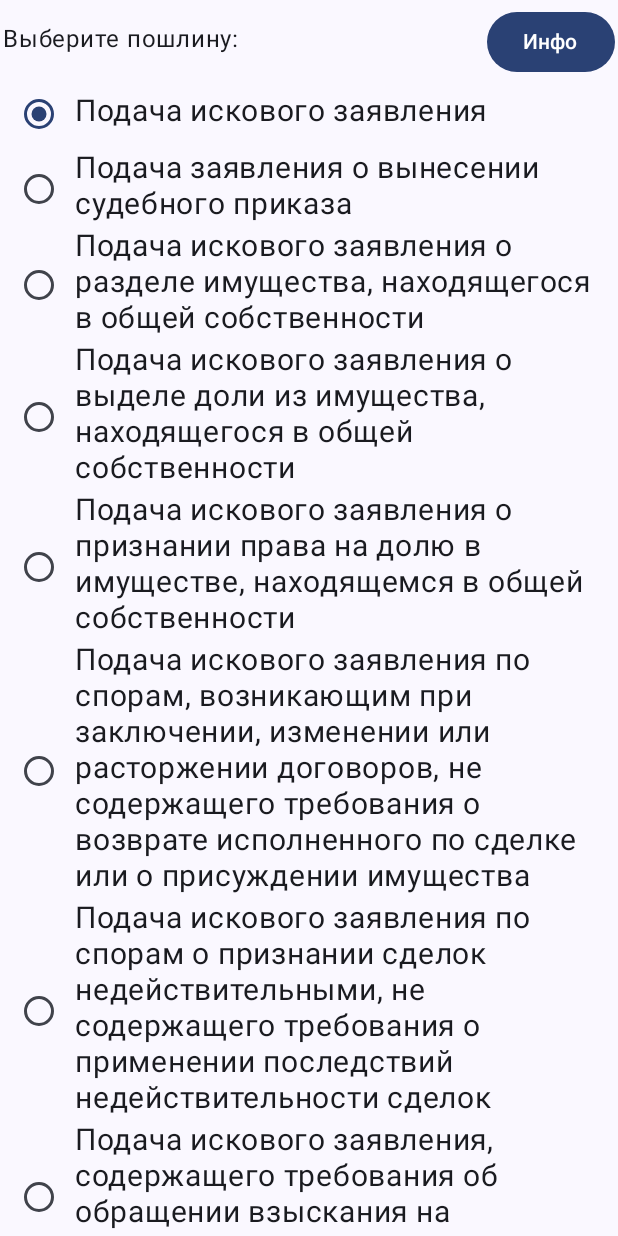
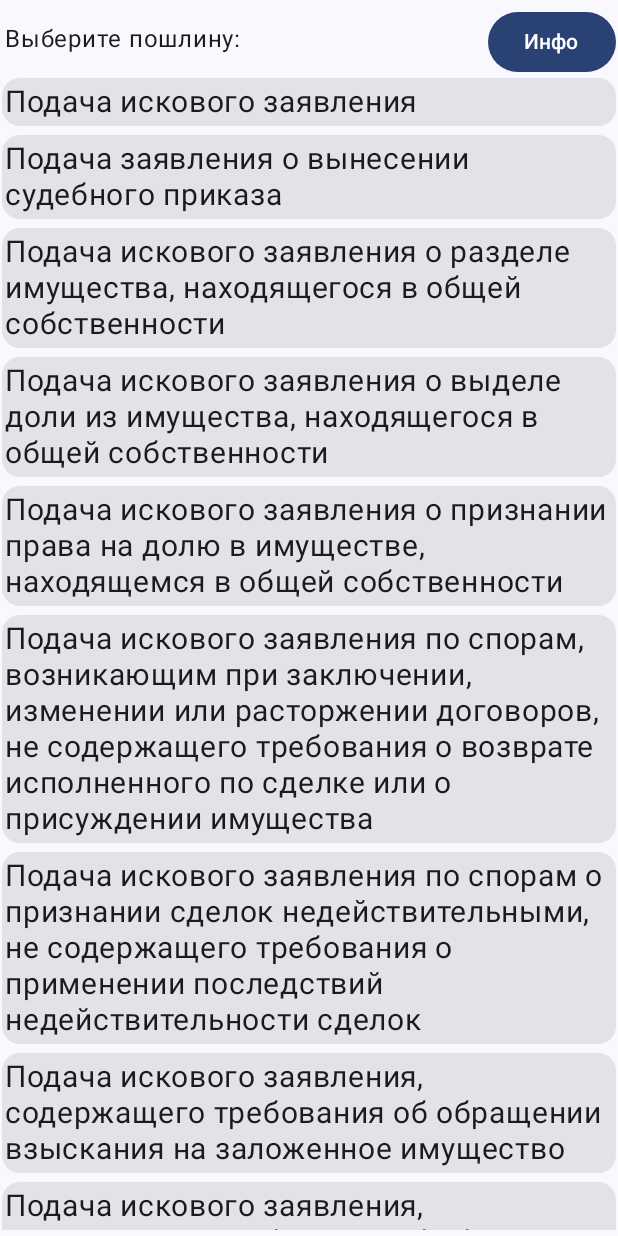
Before and after one commit to Sunight2/Poshlina, an Android app built with Jetpack Compose: the screen it shows after launch (MainActivity), on a phone screen of 412 x 824 dp. Run offline under Robolectric (Android 15) with nearby library versions, the phone set to English and light mode, and no system bars.

Commit message:
делаю список правильный

```diff
--- a/app/src/main/java/add/larionov/poshlina/HomeScreen.kt
+++ b/app/src/main/java/add/larionov/poshlina/HomeScreen.kt
@@ -4,3 +4,5 @@ import kotlinx.serialization.Serializable
 
 @Serializable
 object HomeScreen
+@Serializable
+object Home1
--- a/app/src/main/java/add/larionov/poshlina/MainActivity.kt
+++ b/app/src/main/java/add/larionov/poshlina/MainActivity.kt
@@ -1,17 +1,14 @@
 package add.larionov.poshlina
 
 import add.larionov.poshlina.screens.MainView
+import add.larionov.poshlina.screens2.Card1
 import android.os.Bundle
 import androidx.activity.ComponentActivity
 import androidx.activity.compose.setContent
 import androidx.activity.enableEdgeToEdge
 import androidx.compose.foundation.layout.fillMaxSize
-import androidx.compose.foundation.layout.padding
 import androidx.compose.material3.Scaffold
-import androidx.compose.material3.Text
-import androidx.compose.runtime.Composable
 import androidx.compose.ui.Modifier
-import androidx.compose.ui.tooling.preview.Preview
 import add.larionov.poshlina.ui.theme.PoshlinaTheme
 import android.annotation.SuppressLint
 import androidx.navigation.compose.NavHost
@@ -30,7 +27,10 @@ class MainActivity : ComponentActivity() {
 
                     NavHost(navController, startDestination = HomeScreen){
                         composable<HomeScreen> {
-                            MainView()
+                            MainView(namePoshlina = NamePoshlina())
+                        }
+                        composable<Home1> {
+                            Card1 ()
                         }
                     }
                 }
--- a/app/src/main/java/add/larionov/poshlina/NamePoshlina.kt
+++ b/app/src/main/java/add/larionov/poshlina/NamePoshlina.kt
@@ -1,17 +1,69 @@
 package add.larionov.poshlina
 
 data class NamePoshlina (
-    val d: String
+    val poshlinaText: Array<String> = arrayOf (
+        "Подача искового заявления",
+        "Подача заявления о вынесении судебного приказа",
+        "Подача искового заявления о разделе имущества, находящегося в общей собственности",
+        "Подача искового заявления о выделе доли из имущества, находящегося " +
+                "в общей собственности",
+        "Подача искового заявления о признании права на долю в имуществе, " +
+                "находящемся в общей собственности",
+        "Подача искового заявления по спорам, возникающим при заключении, " +
+                "изменении или расторжении договоров, не содержащего требования" +
+                " о возврате исполненного по сделке или о присуждении имущества",
+        "Подача искового заявления по спорам о признании сделок недействительными, " +
+                "не содержащего требования о применении последствий недействительности сделок",
+        "Подача искового заявления, содержащего требования об обращении взыскания на заложенное имущество",
+        "Подача искового заявления, содержащего требования об обращении взыскания на заложенное имущество " +
+                "и денежное требование по солидарному обязательству, по которому уплачена государственная " +
+                "пошлина, установленная для исковых заявлений имущественного характера",
+        "Подача искового заявления об истребовании наследниками принадлежащей им доли имущества " +
+                "при условии, что спор о признании права собственности на это имущество судом ранее был разрешен",
+        "Подача искового заявления, содержащего требования о применении последствий недействительности сделок",
+        "Подача искового заявления о расторжении брака",
+        "Подача заявления по делам особого производства",
+        "Подача заявления об оспаривании (полностью или частично) нормативных правовых актов органов" +
+                " государственной власти, органов местного самоуправления или должностных лиц",
+        "Подача административного искового заявления о признании ненормативного правового акта недействительным и " +
+                "о признании решений и действий (бездействия) государственных органов, органов " +
+                "местного самоуправления, иных органов, должностных лиц",
+        "Подача заявления о правопреемстве, кроме случаев универсального правопреемства",
+        "Подача заявления о выдаче исполнительных листов на принудительное исполнение решений " +
+                "третейского суда, заявлений о признании и об исполнении решения иностранного суда, " +
+                "иностранных третейских судов (арбитражей)",
+        "Подача заявления об отмене решения третейского суда",
+        "Подача заявления о выдаче дубликата исполнительного листа",
+        "Подача заявления о пересмотре заочного решения судом, вынесшим это решение",
+        "Подача заявления о восстановлении пропущенного срока для предъявления исполнительного листа" +
+                " к исполнению, об отсрочке или рассрочке исполнения судебного постановления, " +
+                "изменении способа и порядка его исполнения, о повороте исполнения судебного " +
+                "постановления, о разъяснении судебного постановления",
+        "Подача заявления о пересмотре судебных постановлений по новым или вновь открывшимся обстоятельствам",
+        "Подача заявления об обеспечении иска, в том числе иска, рассматриваемого в третейском суде," +
+                " о замене обеспечительной меры, об отмене обеспечения (за исключением заявлений о " +
+                "принятии предварительных обеспечительных мер защиты авторских и (или) смежных прав" +
+                " в информационно-\nтелекоммуникационных сетях, в том числе в сети \"Интернет\")",
+        "Подача заявления по делам о взыскании алиментов",
+        "Подача административного искового заявления о присуждении компенсации за нарушение права " +
+                "на судопроизводство в разумный срок или права на исполнение судебного акта в разумный срок",
+        "Подача административного искового заявления о присуждении компенсации за нарушение условий " +
+                "содержания под стражей, содержания в исправительном учреждении",
+        "Подача апелляционной жалобы",
+        "Подача частной жалобы",
+        "Подача кассационной жалобы на судебный приказ",
+        "Подача кассационной жалобы",
+    )
 )
 
 /*
 сделать скролл на гл экране
-сделать навигацию
+сделать навигацию - почти
 гитхаб
 доп экраны
 кнопка инфо иконка
 расчет
-
+выделить каждую госпошлину
 
 
  */
--- a/app/src/main/java/add/larionov/poshlina/screens/Cards.kt
+++ b/app/src/main/java/add/larionov/poshlina/screens/CardFirst.kt
@@ -1,13 +1,16 @@
 package add.larionov.poshlina.screens
 
+import add.larionov.poshlina.NamePoshlina
 import androidx.compose.foundation.layout.Column
 import androidx.compose.foundation.layout.Row
 import androidx.compose.foundation.layout.fillMaxWidth
 import androidx.compose.foundation.layout.padding
+import androidx.compose.foundation.lazy.LazyColumn
 import androidx.compose.foundation.rememberScrollState
 import androidx.compose.foundation.selection.selectable
 import androidx.compose.foundation.selection.selectableGroup
 import androidx.compose.foundation.verticalScroll
+import androidx.compose.material3.Card
 import androidx.compose.material3.RadioButton
 import androidx.compose.material3.Text
 import androidx.compose.runtime.Composable
@@ -63,7 +66,7 @@ fun CardFirst() {
         "Подача заявления об обеспечении иска, в том числе иска, рассматриваемого в третейском суде," +
                 " о замене обеспечительной меры, об отмене обеспечения (за исключением заявлений о " +
                 "принятии предварительных обеспечительных мер защиты авторских и (или) смежных прав" +
-                " в информационно-телекоммуникационных сетях, в том числе в сети \"Интернет\")",
+                " в информационно-\nтелекоммуникационных сетях, в том числе в сети \"Интернет\")",
         "Подача заявления по делам о взыскании алиментов",
         "Подача административного искового заявления о присуждении компенсации за нарушение права " +
                 "на судопроизводство в разумный срок или права на исполнение судебного акта в разумный срок",
@@ -78,35 +81,114 @@ fun CardFirst() {
     //скролл пошлин текст
     val scrollState = rememberScrollState()
 
-    Column {
     Column(
         Modifier
             .selectableGroup()
             .verticalScroll(scrollState)
     ) {
         poshlinaText.forEach { text ->
+            Card(
+                Modifier
+                    .fillMaxWidth()
+                    .padding(bottom = 6.dp)
+                    .selectable(
+                        selected = (text == selectedOption),
+                        onClick = { onOptionSelected(text) })
+            ) {
                 Row(
                     Modifier
                         .fillMaxWidth()
-                        .selectable(
-                            selected = (text == selectedOption),
-                            onClick = { onOptionSelected(text) }),
+                        .padding(vertical = 2.dp),
                     verticalAlignment = Alignment.CenterVertically,
                 ) {
                     RadioButton(
                         selected = (text == selectedOption),
                         onClick = {
                             onOptionSelected(text)
-                            //???
+
                         }
                     )
                     Text(
                         text = text,
                         fontSize = 20.sp,
-                        modifier = Modifier.padding(bottom = 4.dp)
+                        modifier = Modifier.padding(2.dp)
                     )
                 }
             }
         }
     }
 }
+
+@Composable
+fun CardFirst1(
+    namePoshlina: NamePoshlina,
+    modifier: Modifier = Modifier,
+    names: Array<String>
+) {
+    //список пошлин текст и выбор
+    val poshlinaText = namePoshlina.poshlinaText
+    //val (selectedOption, onOptionSelected) = remember { mutableStateOf(poshlinaText[0]) }
+    //скролл пошлин текст
+    //val scrollState = rememberScrollState()
+    //размер списка
+    val itemCount = poshlinaText.size
+
+    LazyColumn {
+        //размер списка
+        val itemCount = poshlinaText.size
+        items(itemCount) {
+            ColumItem(
+                namePoshlina,
+                modifier,
+                itemIndex = it,
+                title = names
+            )
+        }
+    }
+}
+
+@Composable
+fun ColumItem (
+    namePoshlina: NamePoshlina,
+    modifier: Modifier,
+    title: Array<String>,
+    itemIndex: Int
+) {
+    val poshlinaText = namePoshlina.poshlinaText
+    //val (selectedOption, onOptionSelected) = remember { mutableStateOf(poshlinaText[0]) }
+    Column(
+        modifier
+            .selectableGroup()
+        //.verticalScroll(scrollState)
+    ) {
+        //poshlinaText.forEach { text ->
+            Card(
+                modifier
+                    .fillMaxWidth()
+                    .padding(bottom = 6.dp)
+//                    .selectable(
+//                        selected = (text == selectedOption),
+//                        onClick = { onOptionSelected(text) })
+            ) {
+                Row(
+                    modifier
+                        .fillMaxWidth()
+                        .padding(vertical = 2.dp),
+                    verticalAlignment = Alignment.CenterVertically,
+                ) {
+//                    RadioButton(
+//                        selected = (text == selectedOption),
+//                        onClick = {
+//                            onOptionSelected(text)
+//
+//                        }
+//                    )
+                    Text(
+                        text = title[itemIndex],
+                        fontSize = 20.sp,
+                        modifier = Modifier.padding(2.dp)
+                    )
+                }
+            }
+        }
+    }
--- a/app/src/main/java/add/larionov/poshlina/screens/MainView.kt
+++ b/app/src/main/java/add/larionov/poshlina/screens/MainView.kt
@@ -11,7 +11,6 @@ import androidx.compose.foundation.layout.fillMaxSize
 import androidx.compose.foundation.layout.fillMaxWidth
 import androidx.compose.foundation.layout.padding
 import androidx.compose.foundation.layout.safeDrawing
-import androidx.compose.foundation.rememberScrollState
 import androidx.compose.material3.Button
 import androidx.compose.material3.Text
 import androidx.compose.runtime.Composable
@@ -19,7 +18,7 @@ import androidx.compose.ui.Modifier
 import androidx.compose.ui.unit.dp
 
 @Composable
-fun MainView() {
+fun MainView(namePoshlina: NamePoshlina) {
     //верхня и нижняя панель в цвет темы
     val statusBarValues = WindowInsets.safeDrawing.asPaddingValues()
     val navigationBarsPadding = WindowInsets.safeDrawing.asPaddingValues()
@@ -29,7 +28,7 @@ fun MainView() {
             .fillMaxSize()
             .padding(top = statusBarValues.calculateTopPadding())
             .padding(bottom = navigationBarsPadding.calculateBottomPadding())
-            .padding(horizontal = 2.dp, vertical = 4.dp)
+            .padding(horizontal = 1.dp, vertical = 4.dp)
     ){
         Column {
             Row(
@@ -39,14 +38,17 @@ fun MainView() {
             ) {
                 Text(
                     text = "Выберите пошлину:",
-                    Modifier.padding(top = 10.dp)
+                    Modifier.padding(start = 2.dp, top = 10.dp)
                 )
                 Button(onClick = {}) {
                     Text(text = "Инфо")
                 }
             }
-            CardFirst()
+            CardFirst1(
+                namePoshlina = NamePoshlina(),
+                modifier = Modifier,
+                names = namePoshlina.poshlinaText
+            )
         }
-
     }
 }
--- a/gradle/libs.versions.toml
+++ b/gradle/libs.versions.toml
@@ -1,5 +1,5 @@
 [versions]
-agp = "8.8.0"
+agp = "8.8.1"
 kotlin = "2.0.0"
 coreKtx = "1.15.0"
 junit = "4.13.2"
@@ -7,8 +7,8 @@ junitVersion = "1.2.1"
 espressoCore = "3.6.1"
 lifecycleRuntimeKtx = "2.8.7"
 activityCompose = "1.10.0"
-composeBom = "2025.01.01"
-navigationCompose = "2.8.6"
+composeBom = "2025.02.00"
+navigationCompose = "2.8.7"
 serializationVersion = "2.0.0"
 serializationKotlin = "1.7.1"
 
```
Also changed, not shown: app/src/main/java/add/larionov/poshlina/screens2/Card1.kt (added, +68 -0 lines). Lines whose indentation alone changed are shown as unchanged.
